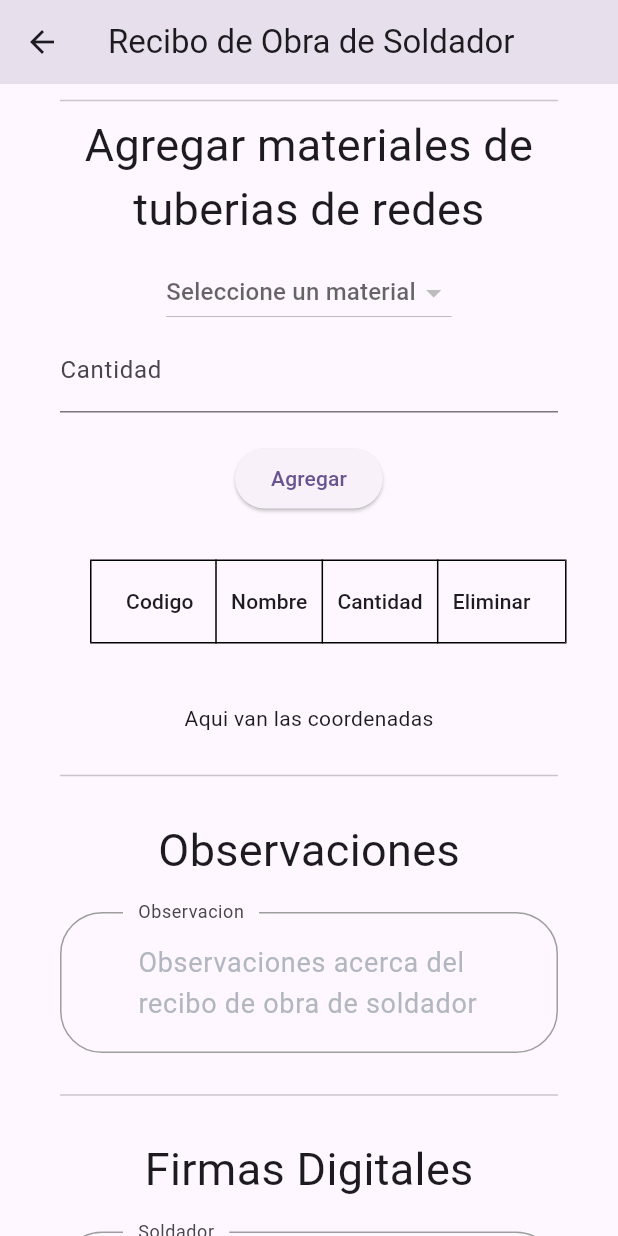
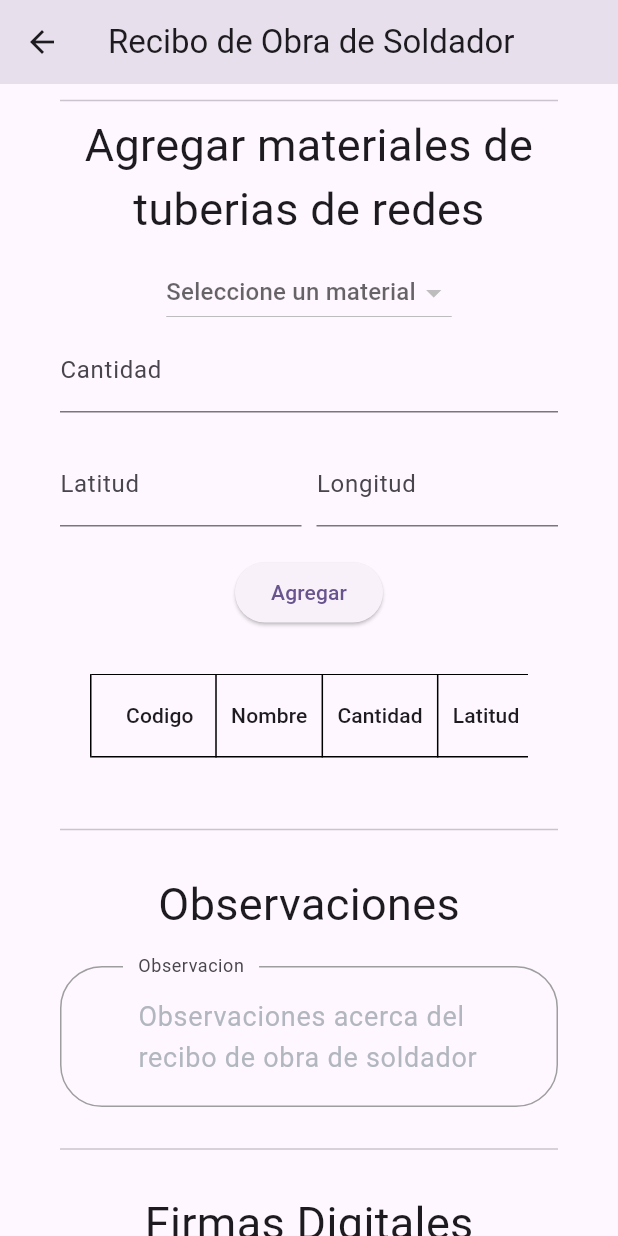
Before and after one commit to Javhuila/distriservicios_app_2, a Flutter app: the ReciboObraSoldador screen opened directly, scrolled down 576 dp, on a phone screen of 412 x 824 dp. Run offline on Flutter 3.47's test engine with Material 3 defaults, Android fonts, the phone set to English and light mode, and no system bars; our stand-ins replace cloud_firestore, firebase_auth, firebase_core, google_sign_in, googleapis_auth, image_picker and 1 more; missing offline and left inert: googleapis; accounts and stored records are empty.

Commit message:
ultimate widget soldador

```diff
--- a/lib/widgets/components/Recibo obra-soldador/reciboobrasoldador.dart
+++ b/lib/widgets/components/Recibo obra-soldador/reciboobrasoldador.dart
@@ -21,6 +21,8 @@ class _ReciboObraSoldadorState extends State<ReciboObraSoldador> {
   List<Tuberias> tuberiasss = [];
   Tuberias? seleccionarTuberias;
   int cantidadTuberias = 1;
+  double? coorLatitud;
+  double? coorLongitud;
   List<Map<String, dynamic>> addedTuberias = [];
 
   final TextEditingController _fechaSoldadorTuberiaController =
@@ -66,6 +68,8 @@ class _ReciboObraSoldadorState extends State<ReciboObraSoldador> {
             'codigo': seleccionarTuberias!.codigo,
             'nombre': seleccionarTuberias!.nombre,
             'cantidad': cantidadTuberias,
+            'latitud': coorLatitud,
+            'longitud': coorLongitud,
           });
         });
       } else {
@@ -232,12 +236,45 @@ class _ReciboObraSoldadorState extends State<ReciboObraSoldador> {
                       const SizedBox(
                         height: 20,
                       ),
+                      Row(
+                        mainAxisAlignment: MainAxisAlignment.spaceBetween,
+                        children: [
+                          Expanded(
+                            child: TextField(
+                              keyboardType:
+                                  const TextInputType.numberWithOptions(
+                                      decimal: true),
+                              onChanged: (value) {
+                                coorLatitud = double.tryParse(value);
+                              },
+                              decoration:
+                                  const InputDecoration(labelText: 'Latitud'),
+                            ),
+                          ),
+                          const SizedBox(width: 10),
+                          Expanded(
+                            child: TextField(
+                              keyboardType:
+                                  const TextInputType.numberWithOptions(
+                                      decimal: true),
+                              onChanged: (value) {
+                                coorLongitud = double.tryParse(value);
+                              },
+                              decoration:
+                                  const InputDecoration(labelText: 'Longitud'),
+                            ),
+                          ),
+                        ],
+                      ),
+                      const SizedBox(height: 20),
                       ElevatedButton(
                           onPressed: agregarTuberias,
                           child: const Text("Agregar")),
                       Center(
                         child: Padding(
                           padding: const EdgeInsets.fromLTRB(20, 30, 20, 20),
+                          child: SingleChildScrollView(
+                            scrollDirection: Axis.horizontal,
                             child: DataTable(
                               columnSpacing: 20,
                               dataRowMinHeight: 50,
@@ -245,11 +282,13 @@ class _ReciboObraSoldadorState extends State<ReciboObraSoldador> {
                               border: TableBorder.all(),
                               columns: const [
                                 DataColumn(
-                                label:
-                                    SizedBox(width: 50, child: Text('Codigo')),
+                                  label: SizedBox(
+                                      width: 50, child: Text('Codigo')),
                                 ),
                                 DataColumn(label: Text('Nombre')),
                                 DataColumn(label: Text('Cantidad')),
+                                DataColumn(label: Text('Latitud')),
+                                DataColumn(label: Text('Longitud')),
                                 DataColumn(label: Text('Eliminar')),
                               ],
                               rows: addedTuberias.map((medicioness) {
@@ -267,11 +306,16 @@ class _ReciboObraSoldadorState extends State<ReciboObraSoldador> {
                                     ),
                                   )),
                                   DataCell(
+                                      Text(medicioness['latitud'].toString())),
+                                  DataCell(
+                                      Text(medicioness['longitud'].toString())),
+                                  DataCell(
                                     SizedBox(
                                       width: 50,
                                       child: IconButton(
                                         icon: const Icon(Icons.delete),
-                                      onPressed: () => eliminarTuberias(index),
+                                        onPressed: () =>
+                                            eliminarTuberias(index),
                                       ),
                                     ),
                                   ),
@@ -280,13 +324,14 @@ class _ReciboObraSoldadorState extends State<ReciboObraSoldador> {
                             ),
                           ),
                         ),
+                      ),
                       const SizedBox(
                         height: 20,
                       ),
-                      const Text("Aqui van las coordenadas"),
-                      const SizedBox(
-                        height: 20,
-                      ),
+                      // const Text("Aqui van las coordenadas"),
+                      // const SizedBox(
+                      //   height: 20,
+                      // ),
                       const Divider(),
                       const SizedBox(
                         height: 20,
```
Lines whose indentation alone changed are shown as unchanged.
